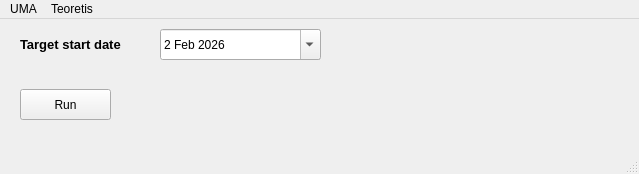
The window that downloader_teoretis.ui (taufikhs8401-cell/Projek-Kantor) describes before a commit, drawn with Qt 5.
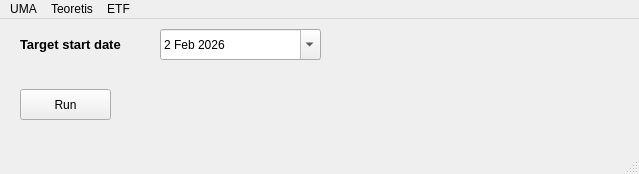
The same window after the commit.

What changed in the file:
```diff
--- a/downloader_teoretis.ui
+++ b/downloader_teoretis.ui
@@ -128,8 +128,17 @@
     <addaction name="actionDownloader_Teoretis"/>
     <addaction name="actionEXPORT_Teoretis"/>
    </widget>
+   <widget class="QMenu" name="menuETF">
+    <property name="title">
+     <string>ETF</string>
+    </property>
+    <addaction name="actionInsert_2"/>
+    <addaction name="actionEdit_2"/>
+    <addaction name="actionBatch_Insert_2"/>
+   </widget>
    <addaction name="menuUMA"/>
    <addaction name="menuTeoretis"/>
+   <addaction name="menuETF"/>
   </widget>
   <widget class="QStatusBar" name="statusbar"/>
   <action name="actionUMA">
```
Left out of the diff: 15 changed lines with no effect on the pictures.
